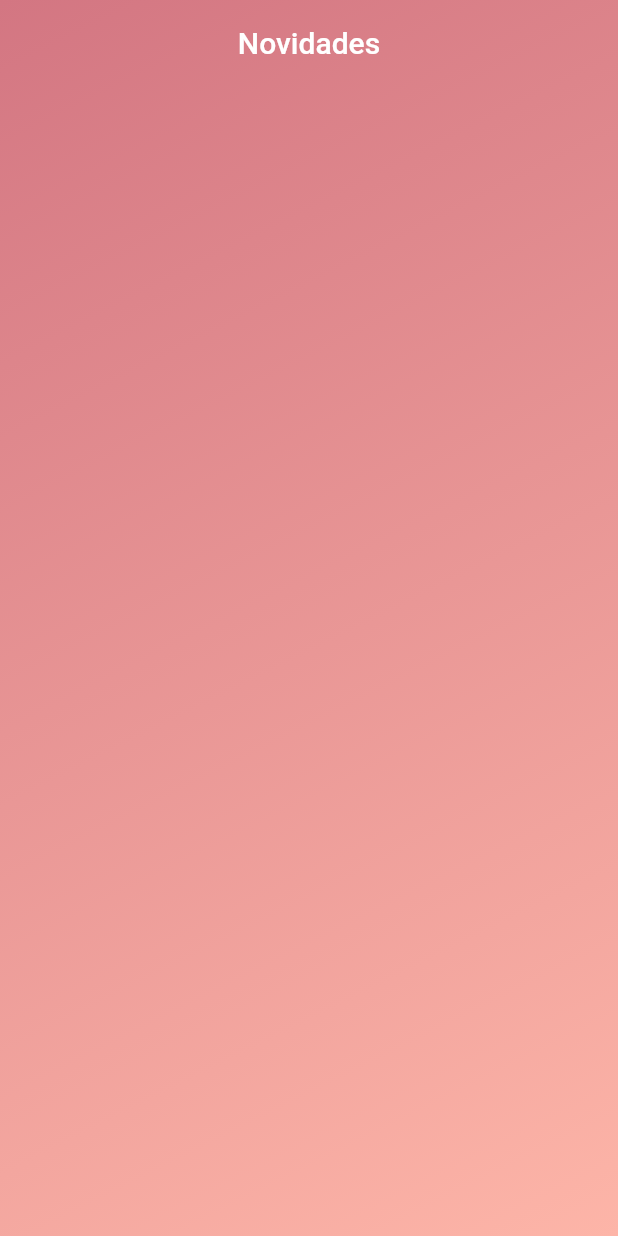
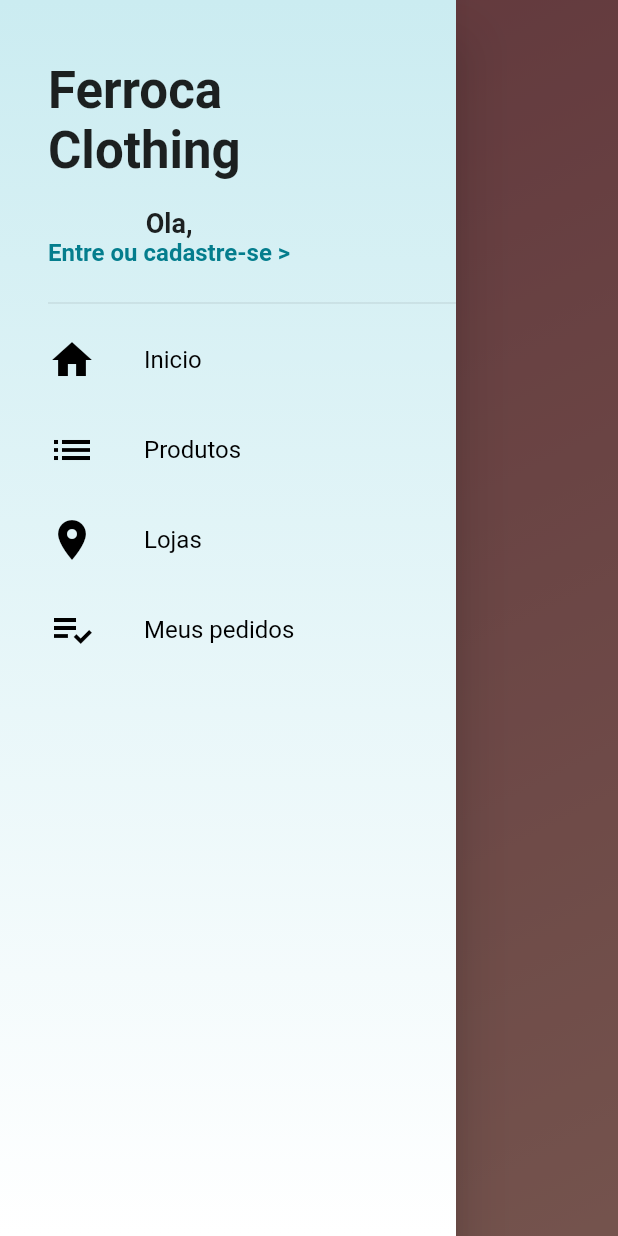
Before and after one commit to Ferroca2/Mobile-shop, a Flutter app: the screen it shows after launch, with the side drawer open (before the commit the screen has no drawer), on a phone screen of 412 x 824 dp. Run offline on Flutter 3.47's test engine with Material 2 defaults, Android fonts, the phone set to English and light mode, and no system bars; our stand-ins replace cloud_firestore, firebase_core, transparent_image; accounts and stored records are empty.

Commit message:
feat: navigation drawer

```diff
--- a/lib/main.dart
+++ b/lib/main.dart
@@ -1,7 +1,23 @@
+import 'package:flutter/foundation.dart';
 import 'package:flutter/material.dart';
 import './pages/home_page.dart';
+import 'package:firebase_core/firebase_core.dart';
 
-void main() {
+void main() async {
+  WidgetsFlutterBinding.ensureInitialized();
+  if (kIsWeb) {
+    await Firebase.initializeApp(
+        options: const FirebaseOptions(
+      apiKey: "AIzaSyB055zyox-P9Jx1LcrC9D1DduQSagHJ9vo",
+      authDomain: "mobile-shop-f0d3f.firebaseapp.com",
+      projectId: "mobile-shop-f0d3f",
+      storageBucket: "mobile-shop-f0d3f.appspot.com",
+      messagingSenderId: "835872106633",
+      appId: "1:835872106633:web:dabfffa6986f9e6008fe58",
+    ));
+  } else {
+    await Firebase.initializeApp();
+  }
   runApp(const MyApp());
 }
 
--- a/lib/pages/home_page.dart
+++ b/lib/pages/home_page.dart
@@ -1,5 +1,6 @@
 import 'package:flutter/material.dart';
 import 'package:mobile_shop/tabs/home_tab.dart';
+import 'package:mobile_shop/widgets/custom_drawer.dart';
 
 class HomePage extends StatelessWidget {
   HomePage({Key? key}) : super(key: key);
@@ -9,9 +10,13 @@
   @override
   Widget build(BuildContext context) {
     return PageView(
-      controller: _pageController,
-      physics: const NeverScrollableScrollPhysics(),
-      children: const [HomeTab()],
-    );
+        controller: _pageController,
+        physics: const NeverScrollableScrollPhysics(),
+        children: [
+          Scaffold(
+            drawer: CustomDrawer(),
+            body: HomeTab(),
+          ),
+        ]);
   }
 }
--- a/lib/tabs/home_tab.dart
+++ b/lib/tabs/home_tab.dart
@@ -49,14 +49,14 @@
                       ),
                     );
                   } else {
-                    return StaggeredGrid.count(
+                    return SliverGrid.count(
                       crossAxisCount: 2,
                       mainAxisSpacing: 1,
                       crossAxisSpacing: 1,
                       children: snapshot.data!.docs.map((doc) {
                         return StaggeredGridTile.count(
-                            crossAxisCellCount: doc['x'],
-                            mainAxisCellCount: doc['y'],
+                            crossAxisCellCount: doc['width'],
+                            mainAxisCellCount: doc['height'],
                             child: FadeInImage.memoryNetwork(
                               placeholder: kTransparentImage,
                               image: doc['imageUrl'],
--- /dev/null
+++ b/lib/tiles/drawer_tile.dart
@@ -0,0 +1,34 @@
+import 'package:flutter/material.dart';
+
+class DrawerTile extends StatelessWidget {
+  final IconData icon;
+  final String text;
+  const DrawerTile({Key? key, required this.icon, required this.text})
+      : super(key: key);
+  @override
+  Widget build(BuildContext context) {
+    return Material(
+      color: Colors.transparent,
+      child: InkWell(
+        onTap: () {},
+        child: Container(
+          height: 60,
+          child: Row(children: [
+            Icon(
+              icon,
+              size: 32,
+              color: Colors.black,
+            ),
+            const SizedBox(
+              width: 32,
+            ),
+            Text(
+              text,
+              style: const TextStyle(fontSize: 16, color: Colors.black),
+            )
+          ]),
+        ),
+      ),
+    );
+  }
+}
--- /dev/null
+++ b/lib/widgets/custom_drawer.dart
@@ -0,0 +1,74 @@
+import 'package:flutter/material.dart';
+import 'package:mobile_shop/tiles/drawer_tile.dart';
+
+class CustomDrawer extends StatelessWidget {
+  const CustomDrawer({Key? key}) : super(key: key);
+
+  @override
+  Widget build(BuildContext context) {
+    Widget _buildDrawerBack() => Container(
+        decoration: const BoxDecoration(
+            gradient: LinearGradient(
+                colors: [Color.fromARGB(255, 203, 236, 241), Colors.white],
+                begin: Alignment.topCenter,
+                end: Alignment.bottomCenter)));
+
+    return Drawer(
+      child: Stack(
+        children: [
+          _buildDrawerBack(),
+          ListView(
+            padding: const EdgeInsets.only(left: 32, top: 16),
+            children: [
+              Container(
+                margin: const EdgeInsets.only(bottom: 8),
+                padding: const EdgeInsets.fromLTRB(0, 16, 16, 8),
+                height: 170,
+                child: Stack(
+                  children: [
+                    const Positioned(
+                        top: 8,
+                        left: 0,
+                        child: Text(
+                          'Ferroca\nClothing',
+                          style: TextStyle(
+                              fontSize: 34, fontWeight: FontWeight.bold),
+                        )),
+                    Positioned(
+                        left: 0,
+                        bottom: 0,
+                        child: Column(
+                          children: [
+                            const Text(
+                              'Ola,',
+                              style: TextStyle(
+                                  fontSize: 18, fontWeight: FontWeight.bold),
+                            ),
+                            GestureDetector(
+                              child: Text(
+                                'Entre ou cadastre-se >',
+                                style: TextStyle(
+                                    color: Theme.of(context).primaryColor,
+                                    fontSize: 16,
+                                    fontWeight: FontWeight.bold),
+                              ),
+                              onTap: () {},
+                            )
+                          ],
+                        ))
+                  ],
+                ),
+              ),
+              const Divider(),
+              const DrawerTile(icon: Icons.home, text: 'Inicio'),
+              const DrawerTile(icon: Icons.list, text: 'Produtos'),
+              const DrawerTile(icon: Icons.location_on, text: 'Lojas'),
+              const DrawerTile(
+                  icon: Icons.playlist_add_check, text: 'Meus pedidos'),
+            ],
+          )
+        ],
+      ),
+    );
+  }
+}
```
